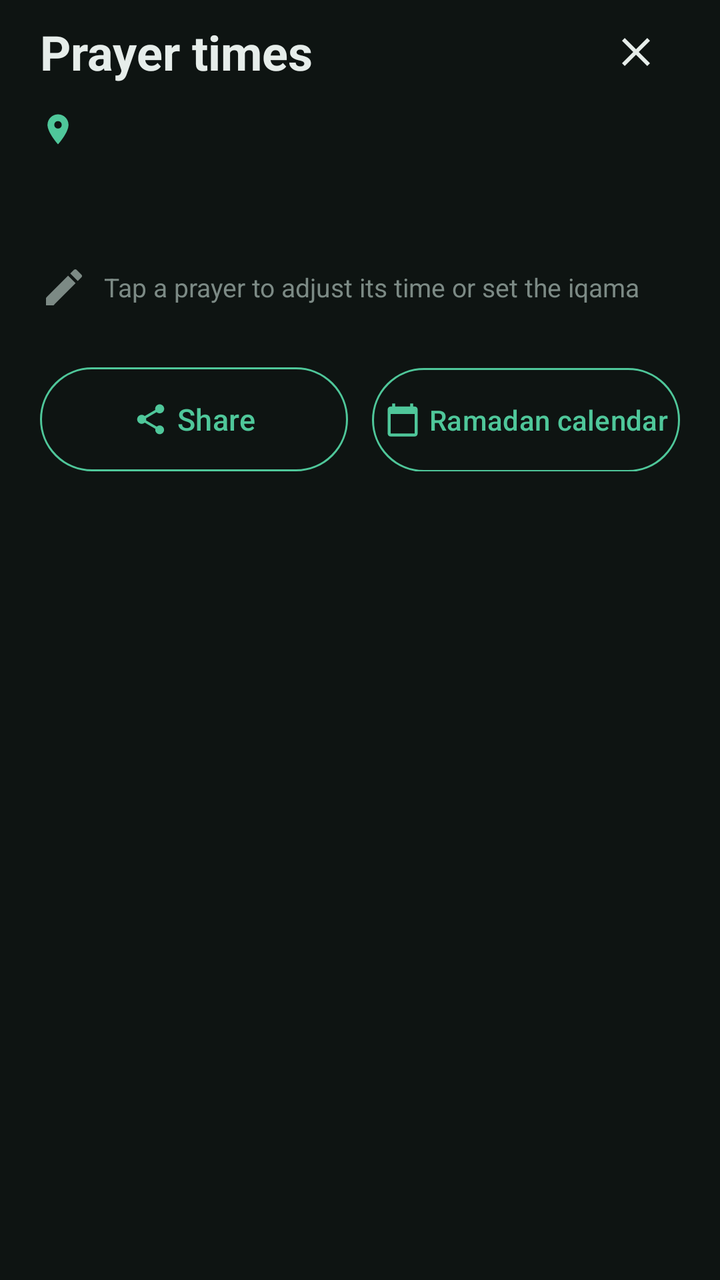
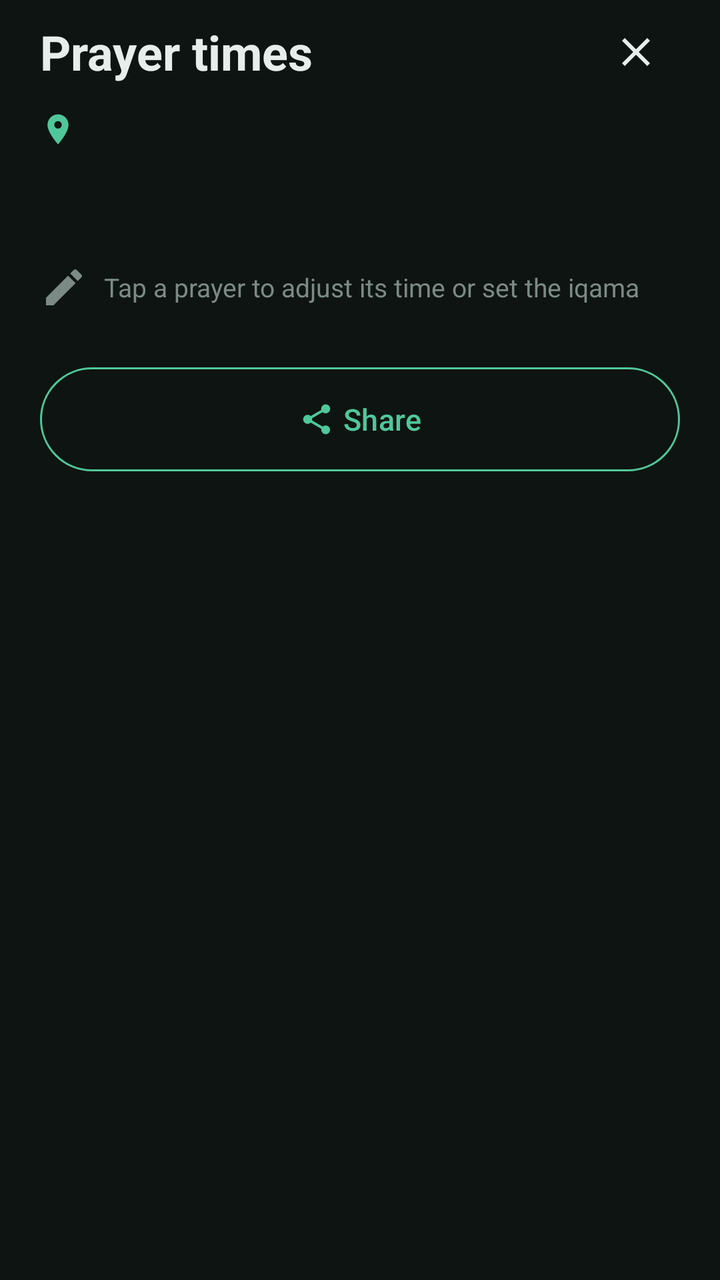

Two renders of the same Android screen: before a commit and after it. Below are the layout's source before the change and the commit's diff.
<!-- AndroidManifest.xml: application theme Theme.Athan -->
<!-- res/layout/sheet_times.xml -->
<?xml version="1.0" encoding="utf-8"?>
<LinearLayout xmlns:android="http://schemas.android.com/apk/res/android"
    xmlns:app="http://schemas.android.com/apk/res-auto"
    android:layout_width="match_parent"
    android:layout_height="wrap_content"
    android:orientation="vertical"
    android:paddingStart="20dp"
    android:paddingTop="4dp"
    android:paddingEnd="20dp"
    android:paddingBottom="20dp">

    <LinearLayout
        android:layout_width="match_parent"
        android:layout_height="wrap_content"
        android:gravity="center_vertical"
        android:orientation="horizontal">

        <TextView
            android:layout_width="0dp"
            android:layout_height="wrap_content"
            android:layout_weight="1"
            android:text="@string/prayer_times_title"
            android:textColor="@color/text"
            android:textSize="24sp"
            android:textStyle="bold" />

        <ImageButton
            android:id="@+id/sheetClose"
            android:layout_width="44dp"
            android:layout_height="44dp"
            android:background="?attr/selectableItemBackgroundBorderless"
            android:contentDescription="@string/close_sheet"
            android:src="@drawable/ic_close"
            app:tint="@color/text" />
    </LinearLayout>

    <LinearLayout
        android:layout_width="match_parent"
        android:layout_height="wrap_content"
        android:layout_marginTop="6dp"
        android:gravity="center_vertical"
        android:orientation="horizontal">

        <ImageView
            android:layout_width="18dp"
            android:layout_height="18dp"
            android:layout_marginEnd="6dp"
            android:importantForAccessibility="no"
            android:src="@drawable/ic_place"
            app:tint="@color/accent" />

        <TextView
            android:id="@+id/sheetCity"
            android:layout_width="wrap_content"
            android:layout_height="wrap_content"
            android:textColor="@color/text"
            android:textSize="16sp" />
    </LinearLayout>

    <TextView
        android:id="@+id/sheetHijri"
        android:layout_width="match_parent"
        android:layout_height="wrap_content"
        android:layout_marginTop="6dp"
        android:textColor="@color/sunrise"
        android:textSize="14sp" />

    <TextView
        android:id="@+id/sheetGregorian"
        android:layout_width="match_parent"
        android:layout_height="wrap_content"
        android:layout_marginTop="2dp"
        android:textColor="@color/text_dim"
        android:textSize="14sp" />

    <TextView
        android:layout_width="match_parent"
        android:layout_height="wrap_content"
        android:layout_marginTop="10dp"
        android:drawablePadding="8dp"
        android:gravity="center_vertical"
        android:text="@string/times_edit_hint"
        android:textAlignment="viewStart"
        android:textColor="@color/text_dim"
        android:textSize="13sp"
        app:drawableStartCompat="@drawable/ic_edit"
        app:drawableTint="@color/text_dim" />

    <LinearLayout
        android:id="@+id/sheetTimes"
        android:layout_width="match_parent"
        android:layout_height="wrap_content"
        android:layout_marginTop="12dp"
        android:orientation="vertical" />

    <LinearLayout
        android:layout_width="match_parent"
        android:layout_height="wrap_content"
        android:layout_marginTop="16dp"
        android:orientation="horizontal">

        <com.google.android.material.button.MaterialButton
            android:id="@+id/sheetShare"
            style="?attr/materialButtonOutlinedStyle"
            android:layout_width="0dp"
            android:layout_height="52dp"
            android:layout_marginEnd="6dp"
            android:layout_weight="1"
            android:insetTop="0dp"
            android:insetBottom="0dp"
            android:text="@string/share_times"
            android:textAllCaps="false"
            android:textColor="@color/accent"
            android:textSize="15sp"
            app:cornerRadius="26dp"
            app:icon="@drawable/ic_share"
            app:iconGravity="textStart"
            app:iconTint="@color/accent"
            app:strokeColor="@color/accent" />

        <com.google.android.material.button.MaterialButton
            android:id="@+id/sheetRamadan"
            style="?attr/materialButtonOutlinedStyle"
            android:layout_width="0dp"
            android:layout_height="52dp"
            android:layout_marginStart="6dp"
            android:layout_weight="1"
            android:insetTop="0dp"
            android:insetBottom="0dp"
            android:maxLines="1"
            android:minWidth="0dp"
            android:paddingStart="6dp"
            android:paddingEnd="6dp"
            android:text="@string/ramadan"
            android:textAllCaps="false"
            android:textColor="@color/accent"
            app:autoSizeMaxTextSize="15sp"
            app:autoSizeMinTextSize="10sp"
            app:autoSizeStepGranularity="1sp"
            app:autoSizeTextType="uniform"
            app:cornerRadius="26dp"
            app:icon="@drawable/ic_calendar"
            app:iconGravity="textStart"
            app:iconTint="@color/accent"
            app:strokeColor="@color/accent" />
    </LinearLayout>
</LinearLayout>
<!-- resources referenced by this layout -->
<resources>
  <color name="accent">#4FC79A</color>
  <color name="sunrise">#FFC93C</color>
  <color name="text">#E6EDEA</color>
  <color name="text_dim">#7C8A85</color>
  <!-- drawable ic_calendar (drawable) -->
  <?xml version="1.0" encoding="utf-8"?>
  <vector xmlns:android="http://schemas.android.com/apk/res/android"
      android:width="24dp"
      android:height="24dp"
      android:autoMirrored="false"
      android:viewportWidth="24"
      android:viewportHeight="24">
      <path
          android:fillColor="@android:color/white"
          android:pathData="M20,3h-1V1h-2v2H7V1H5v2H4c-1.1,0 -2,0.9 -2,2v16c0,1.1 0.9,2 2,2h16c1.1,0 2,-0.9 2,-2V5c0,-1.1 -0.9,-2 -2,-2zM20,21H4V8h16v13z" />
  </vector>
  <!-- drawable ic_close (drawable) -->
  <?xml version="1.0" encoding="utf-8"?>
  <vector xmlns:android="http://schemas.android.com/apk/res/android"
      android:width="24dp"
      android:height="24dp"
      android:autoMirrored="false"
      android:viewportWidth="24"
      android:viewportHeight="24">
      <path
          android:fillColor="@android:color/white"
          android:pathData="M19,6.41L17.59,5 12,10.59 6.41,5 5,6.41 10.59,12 5,17.59 6.41,19 12,13.41 17.59,19 19,17.59 13.41,12z" />
  </vector>
  <!-- drawable ic_edit (drawable) -->
  <?xml version="1.0" encoding="utf-8"?>
  <vector xmlns:android="http://schemas.android.com/apk/res/android"
      android:width="24dp"
      android:height="24dp"
      android:viewportWidth="24"
      android:viewportHeight="24">
      <path
          android:fillColor="@android:color/white"
          android:pathData="M3,17.25V21h3.75L17.81,9.94l-3.75,-3.75L3,17.25zM20.71,7.04c0.39,-0.39 0.39,-1.02 0,-1.41l-2.34,-2.34c-0.39,-0.39 -1.02,-0.39 -1.41,0l-1.83,1.83 3.75,3.75 1.83,-1.83z" />
  </vector>
  <!-- drawable ic_place (drawable) -->
  <?xml version="1.0" encoding="utf-8"?>
  <vector xmlns:android="http://schemas.android.com/apk/res/android"
      android:width="18dp"
      android:height="18dp"
      android:viewportWidth="24"
      android:viewportHeight="24">
      <path
          android:fillColor="@android:color/white"
          android:pathData="M12,2C8.13,2 5,5.13 5,9c0,5.25 7,13 7,13s7,-7.75 7,-13c0,-3.87 -3.13,-7 -7,-7zM12,11.5c-1.38,0 -2.5,-1.12 -2.5,-2.5s1.12,-2.5 2.5,-2.5 2.5,1.12 2.5,2.5 -1.12,2.5 -2.5,2.5z" />
  </vector>
  <!-- drawable ic_share (drawable) -->
  <?xml version="1.0" encoding="utf-8"?>
  <vector xmlns:android="http://schemas.android.com/apk/res/android"
      android:width="24dp"
      android:height="24dp"
      android:autoMirrored="false"
      android:viewportWidth="24"
      android:viewportHeight="24">
      <path
          android:fillColor="@android:color/white"
          android:pathData="M18,16.08c-0.76,0 -1.44,0.3 -1.96,0.77L8.91,12.7c0.05,-0.23 0.09,-0.46 0.09,-0.7s-0.04,-0.47 -0.09,-0.7l7.05,-4.11c0.54,0.5 1.25,0.81 2.04,0.81 1.66,0 3,-1.34 3,-3s-1.34,-3 -3,-3 -3,1.34 -3,3c0,0.24 0.04,0.47 0.09,0.7L8.04,9.81C7.5,9.31 6.79,9 6,9c-1.66,0 -3,1.34 -3,3s1.34,3 3,3c0.79,0 1.5,-0.31 2.04,-0.81l7.12,4.16c-0.05,0.21 -0.08,0.43 -0.08,0.65 0,1.61 1.31,2.92 2.92,2.92 1.61,0 2.92,-1.31 2.92,-2.92s-1.31,-2.92 -2.92,-2.92z" />
  </vector>
  <string name="close_sheet">Close</string>
  <string name="prayer_times_title">Prayer times</string>
  <string name="ramadan">Ramadan calendar</string>
  <string name="share_times">Share</string>
  <string name="times_edit_hint">Tap a prayer to adjust its time or set the iqama</string>
  <style name="Theme.Athan" parent="Theme.Material3.Dark.NoActionBar">
          <item name="android:statusBarColor">@android:color/transparent</item>
          <item name="android:navigationBarColor">@android:color/transparent</item>
          <item name="android:windowBackground">@color/bg</item>
          <item name="colorPrimary">@color/accent</item>
          <item name="colorOnPrimary">#08110D</item>
          <item name="colorSecondaryContainer">#1E3A2F</item>
          <item name="colorOnSecondaryContainer">@color/accent</item>
      </style>
  <color name="bg">#0E1412</color>
</resources>

<!-- the commit's change to res/layout/sheet_times.xml (unified diff, before → after) -->
@@ -104,7 +104,6 @@
             style="?attr/materialButtonOutlinedStyle"
             android:layout_width="0dp"
             android:layout_height="52dp"
-            android:layout_marginEnd="6dp"
             android:layout_weight="1"
             android:insetTop="0dp"
             android:insetBottom="0dp"
@@ -118,30 +117,5 @@
             app:iconTint="@color/accent"
             app:strokeColor="@color/accent" />
 
-        <com.google.android.material.button.MaterialButton
-            android:id="@+id/sheetRamadan"
-            style="?attr/materialButtonOutlinedStyle"
-            android:layout_width="0dp"
-            android:layout_height="52dp"
-            android:layout_marginStart="6dp"
-            android:layout_weight="1"
-            android:insetTop="0dp"
-            android:insetBottom="0dp"
-            android:maxLines="1"
-            android:minWidth="0dp"
-            android:paddingStart="6dp"
-            android:paddingEnd="6dp"
-            android:text="@string/ramadan"
-            android:textAllCaps="false"
-            android:textColor="@color/accent"
-            app:autoSizeMaxTextSize="15sp"
-            app:autoSizeMinTextSize="10sp"
-            app:autoSizeStepGranularity="1sp"
-            app:autoSizeTextType="uniform"
-            app:cornerRadius="26dp"
-            app:icon="@drawable/ic_calendar"
-            app:iconGravity="textStart"
-            app:iconTint="@color/accent"
-            app:strokeColor="@color/accent" />
     </LinearLayout>
 </LinearLayout>
<!-- resource entries referenced after the edit -->
@@ -4,18 +4,6 @@
   <color name="sunrise">#FFC93C</color>
   <color name="text">#E6EDEA</color>
   <color name="text_dim">#7C8A85</color>
-  <!-- drawable ic_calendar (drawable) -->
-  <?xml version="1.0" encoding="utf-8"?>
-  <vector xmlns:android="http://schemas.android.com/apk/res/android"
-      android:width="24dp"
-      android:height="24dp"
-      android:autoMirrored="false"
-      android:viewportWidth="24"
-      android:viewportHeight="24">
-      <path
-          android:fillColor="@android:color/white"
-          android:pathData="M20,3h-1V1h-2v2H7V1H5v2H4c-1.1,0 -2,0.9 -2,2v16c0,1.1 0.9,2 2,2h16c1.1,0 2,-0.9 2,-2V5c0,-1.1 -0.9,-2 -2,-2zM20,21H4V8h16v13z" />
-  </vector>
   <!-- drawable ic_close (drawable) -->
   <?xml version="1.0" encoding="utf-8"?>
   <vector xmlns:android="http://schemas.android.com/apk/res/android"
@@ -64,7 +52,6 @@
   </vector>
   <string name="close_sheet">Close</string>
   <string name="prayer_times_title">Prayer times</string>
-  <string name="ramadan">Ramadan calendar</string>
   <string name="share_times">Share</string>
   <string name="times_edit_hint">Tap a prayer to adjust its time or set the iqama</string>
   <style name="Theme.Athan" parent="Theme.Material3.Dark.NoActionBar">
